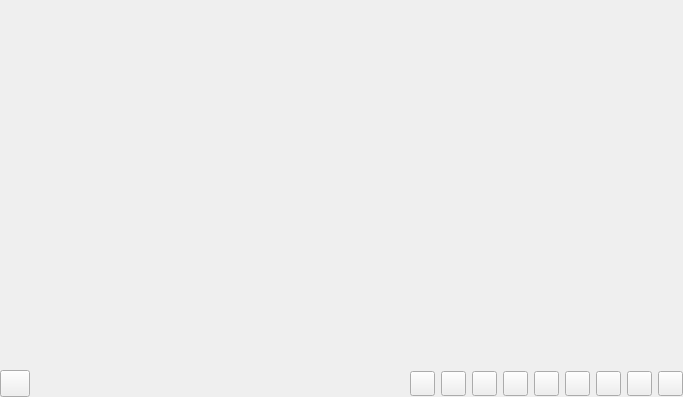
Old version of the form veapp/main/vscview.ui in the repository linkingvision/rapidvms.
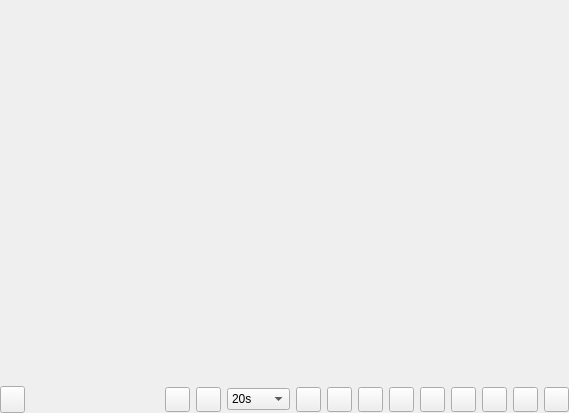
New version of the form. Icons and pictures are not drawn.

```diff
--- a/veapp/main/vscview.ui
+++ b/veapp/main/vscview.ui
@@ -6,8 +6,8 @@
    <rect>
     <x>0</x>
     <y>0</y>
-    <width>683</width>
-    <height>397</height>
+    <width>569</width>
+    <height>413</height>
    </rect>
   </property>
   <property name="acceptDrops">
@@ -20,6 +20,9 @@
    <iconset resource="vscmainwindows.qrc">
     <normaloff>:/logo/resources/vsclogod.png</normaloff>:/logo/resources/vsclogod.png</iconset>
   </property>
+  <property name="styleSheet">
+   <string notr="true"/>
+  </property>
   <layout class="QVBoxLayout" name="verticalLayout">
    <property name="spacing">
     <number>0</number>
@@ -42,7 +45,7 @@
       <bool>true</bool>
      </property>
      <property name="autoFillBackground">
-      <bool>true</bool>
+      <bool>false</bool>
      </property>
      <property name="styleSheet">
       <string notr="true"/>
@@ -112,6 +115,106 @@
         </property>
        </spacer>
       </item>
+      <item>
+       <widget class="QPushButton" name="pbTourPlay">
+        <property name="minimumSize">
+         <size>
+          <width>25</width>
+          <height>25</height>
+         </size>
+        </property>
+        <property name="maximumSize">
+         <size>
+          <width>25</width>
+          <height>25</height>
+         </size>
+        </property>
+        <property name="text">
+         <string/>
+        </property>
+        <property name="icon">
+         <iconset resource="vscmainwindows.qrc">
+          <normaloff>:/action/resources/tourplay.png</normaloff>:/action/resources/tourplay.png</iconset>
+        </property>
+        <property name="iconSize">
+         <size>
+          <width>25</width>
+          <height>25</height>
+         </size>
+        </property>
+       </widget>
+      </item>
+      <item>
+       <widget class="QPushButton" name="pbTourStop">
+        <property name="minimumSize">
+         <size>
+          <width>25</width>
+          <height>25</height>
+         </size>
+        </property>
+        <property name="maximumSize">
+         <size>
+          <width>25</width>
+          <height>25</height>
+         </size>
+        </property>
+        <property name="text">
+         <string/>
+        </property>
+        <property name="icon">
+         <iconset resource="vscmainwindows.qrc">
+          <normaloff>:/action/resources/tourstop.png</normaloff>:/action/resources/tourstop.png</iconset>
+        </property>
+        <property name="iconSize">
+         <size>
+          <width>25</width>
+          <height>25</height>
+         </size>
+        </property>
+       </widget>
+      </item>
+      <item>
+       <widget class="QComboBox" name="tourInterval">
+        <item>
+         <property name="text">
+          <string>20s</string>
+         </property>
+        </item>
+        <item>
+         <property name="text">
+          <string>40s</string>
+         </property>
+        </item>
+        <item>
+         <property name="text">
+          <string>1mins</string>
+         </property>
+        </item>
+        <item>
+         <property name="text">
+          <string>3mins</string>
+         </property>
+        </item>
+        <item>
+         <property name="text">
+          <string>5mins</string>
+         </property>
+        </item>
+       </widget>
+      </item>
+      <item>
+       <spacer name="horizontalSpacer_2">
+        <property name="orientation">
+         <enum>Qt::Horizontal</enum>
+        </property>
+        <property name="sizeHint" stdset="0">
+         <size>
+          <width>40</width>
+          <height>20</height>
+         </size>
+        </property>
+       </spacer>
+      </item>
       <item>
        <widget class="QPushButton" name="pushButton1">
         <property name="minimumSize">
```
